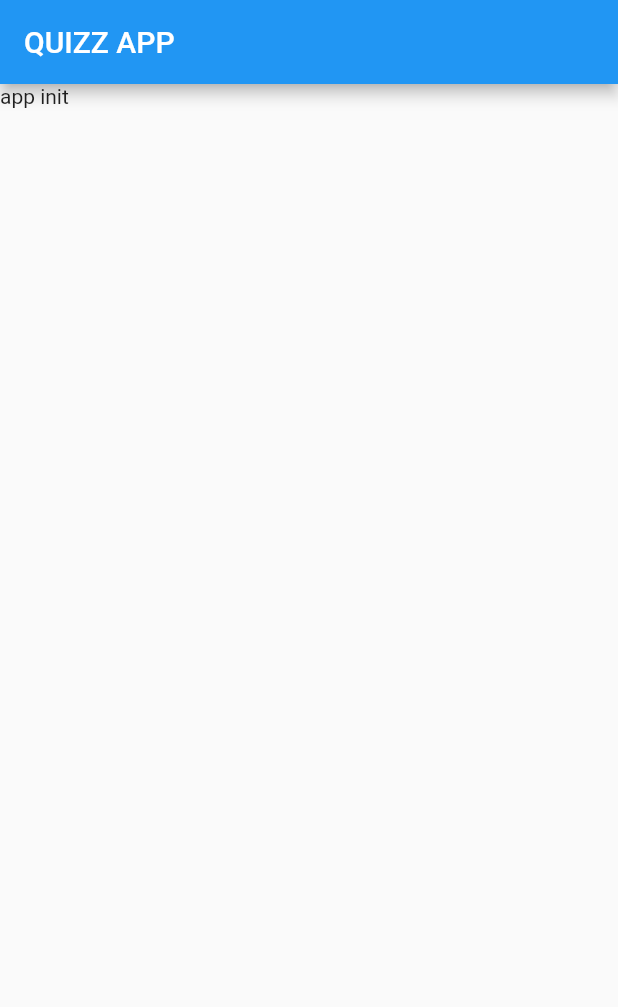
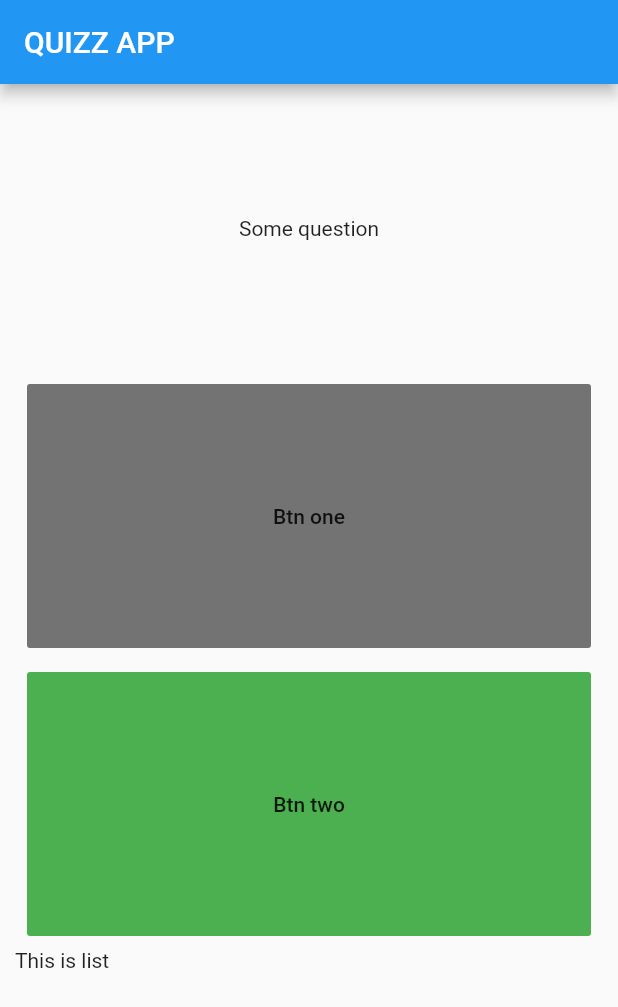
Before and after one commit to Valera1980/quiz_app, a Flutter app: the screen it shows after launch, on a phone screen of 412 x 824 dp. Shown: the top 1007 px of the screen. Run offline on Flutter 3.47's test engine with Material 2 defaults, Android fonts, the phone set to English and light mode, and no system bars.

Commit message:
add statefull widget

```diff
--- /dev/null
+++ b/lib/components/quizz-body.dart
@@ -0,0 +1,52 @@
+import 'package:flutter/cupertino.dart';
+import 'package:flutter/material.dart';
+
+class QuizzBody extends StatefulWidget {
+  @override
+  _QuizzBodyState createState() => _QuizzBodyState();
+}
+
+class _QuizzBodyState extends State<QuizzBody> {
+  @override
+  Widget build(BuildContext context) {
+    return Column(
+      crossAxisAlignment: CrossAxisAlignment.stretch,
+      children: <Widget>[
+        Expanded(
+          child: Padding(
+            padding: const EdgeInsets.all(8.0),
+            child: Center(child: Text('Some question')),
+          ),
+        ),
+        Expanded(
+          child: Padding(
+            padding: const EdgeInsets.all(8.0),
+            child: FlatButton(
+              child: Text('Btn one'),
+              color: Colors.black54,
+              onPressed: (){
+                print('One');
+              },
+            ),
+          ),
+        ),
+        Expanded(
+          child: Padding(
+            padding: const EdgeInsets.all(8.0),
+            child: FlatButton(
+              child: Text('Btn two'),
+              color: Colors.green,
+              onPressed: () {
+                print('Two');
+              },
+            ),
+          ),
+        ),
+        Expanded(
+          //TODO add list with checkboxes
+          child: Text('This is list'),
+        )
+      ],
+    );
+  }
+}
--- a/lib/main.dart
+++ b/lib/main.dart
@@ -1,5 +1,6 @@
 import 'package:flutter/cupertino.dart';
 import 'package:flutter/material.dart';
+import 'package:quizapp/components/quizz-body.dart';
 
 void main() {
   runApp(ScaffoldsMain());
@@ -13,9 +14,12 @@ class ScaffoldsMain extends StatelessWidget {
       appBar: AppBar(
         title: Text('QUIZZ APP'),
       ),
-      body: Column(
-        children: <Widget>[Text('app init')],
-      ),
+      body: SafeArea(
+        child: Padding(
+          padding: const EdgeInsets.symmetric(horizontal: 10.0),
+          child: QuizzBody(),
+        ),
+      )
     ));
   }
 }
```
